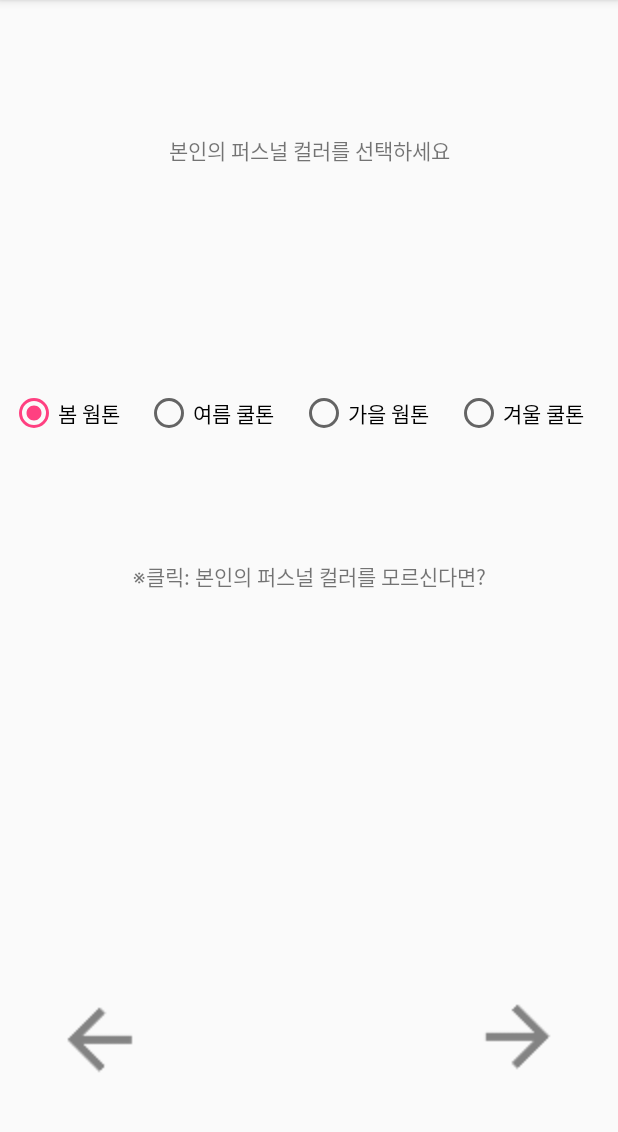
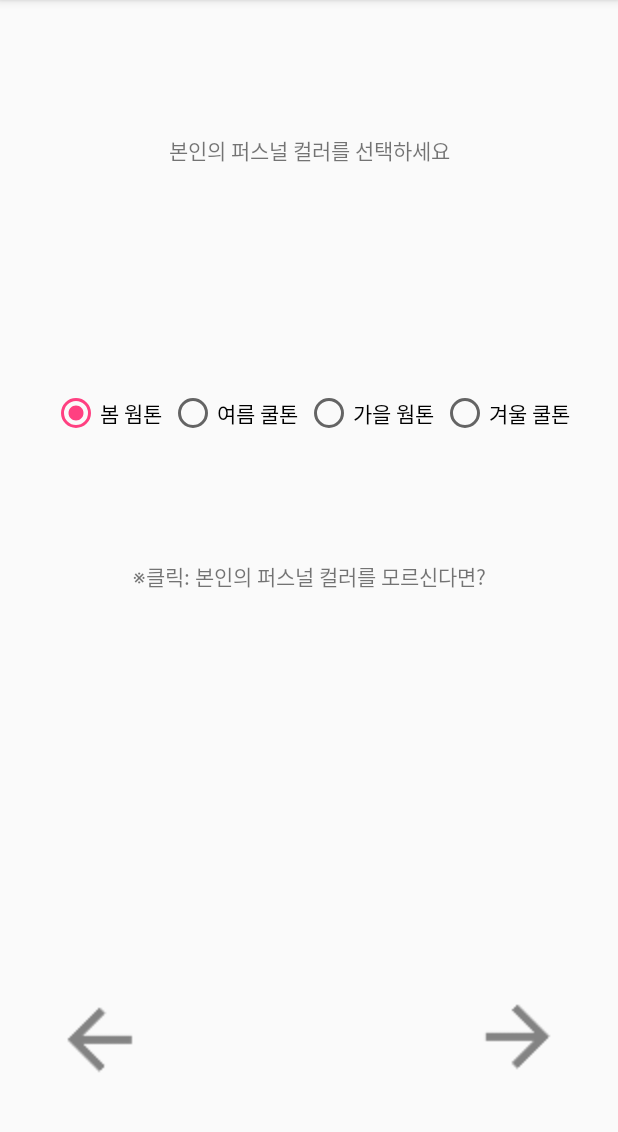
Before and after one commit to skylove308/CS496_proj3_Clothes_Matching, an Android app: the fragment ToneTypeFragment shown on its own in the app's theme, on a phone screen of 412 x 824 dp, the part 84-1216 px from its top. Run offline under Robolectric (Android 15) with nearby library versions, the phone set to English and light mode, and no system bars; Roboto replaces fonts that are not available here.

Commit message:
view 짤림 고침

```diff
--- a/app/src/main/res/layout/fragment_tone_type.xml
+++ b/app/src/main/res/layout/fragment_tone_type.xml
@@ -59,7 +59,7 @@
 
     <RadioGroup
         android:id="@+id/radioGroup4"
-        android:layout_width="400dp"
+        android:layout_width="350dp"
         android:layout_height="85dp"
         android:orientation="horizontal"
         app:layout_constraintBottom_toBottomOf="parent"
```
